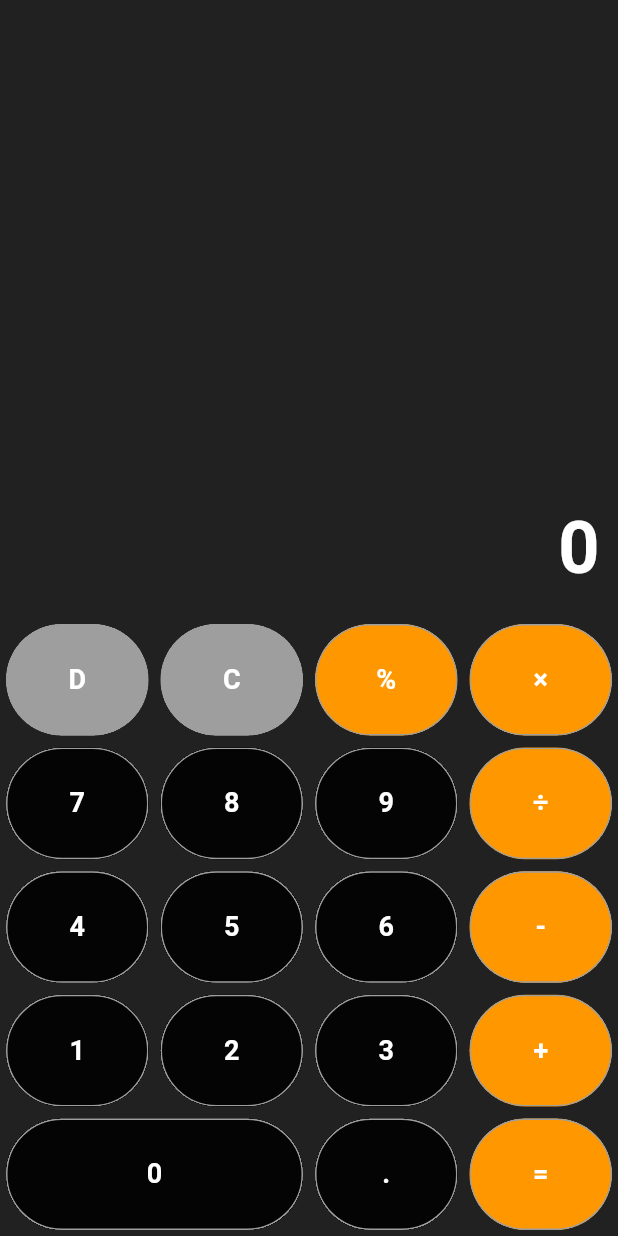
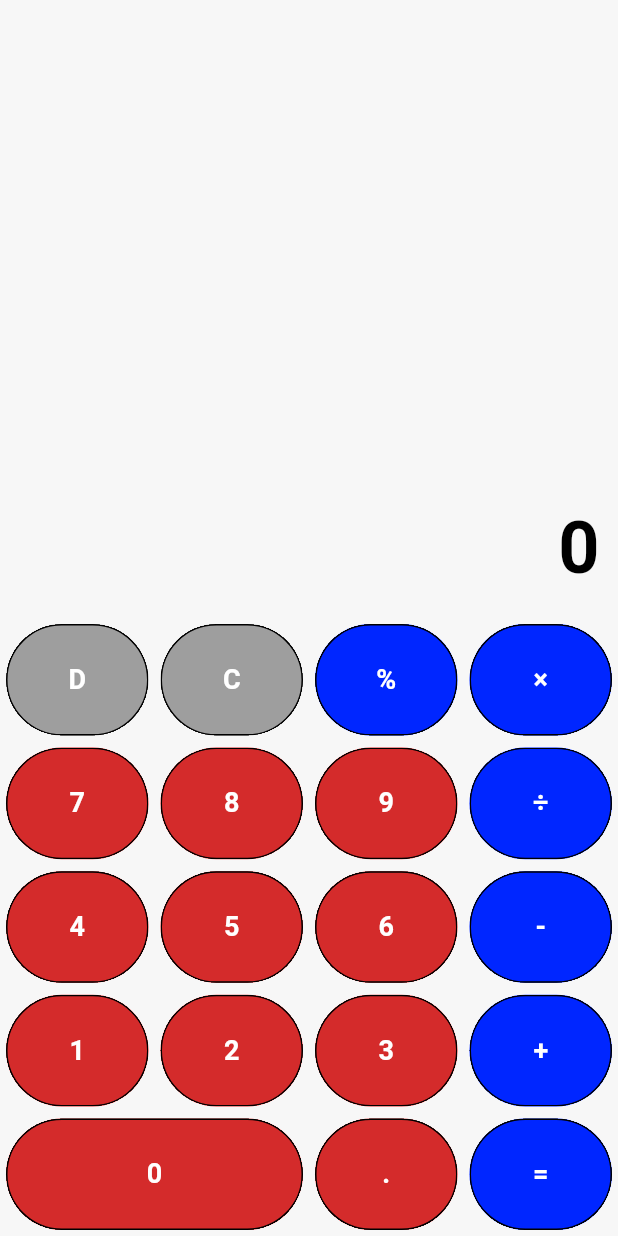
Before and after one commit to Seng-Vannun/Caculator, a Flutter app: the screen it shows after launch, on a phone screen of 412 x 824 dp. Run offline on Flutter 3.47's test engine with Material 3 defaults, Android fonts, the phone set to English and light mode, and no system bars.

Commit message:
fix some bug

```diff
--- a/lib/views/home_screen.dart
+++ b/lib/views/home_screen.dart
@@ -16,7 +16,7 @@ class _CalculatorScreenState extends State<CalculatorScreen> {
   Widget build(BuildContext context) {
     final screenSize = MediaQuery.of(context).size;
     return Scaffold(
-      backgroundColor: Colors.grey[900],
+      backgroundColor: const Color.fromARGB(255, 247, 247, 247),
       body: SafeArea(
         child: Column(children: [
           Expanded(
@@ -34,7 +34,7 @@ class _CalculatorScreenState extends State<CalculatorScreen> {
                     style: const TextStyle(
                       fontSize: 48,
                       fontWeight: FontWeight.bold,
-                      color: Colors.white,
+                      color: Color.fromARGB(255, 0, 0, 0),
                     ),
                     textAlign: TextAlign.end,
                   ),
@@ -69,7 +69,7 @@ class _CalculatorScreenState extends State<CalculatorScreen> {
         color: getBtnColor(value),
         clipBehavior: Clip.hardEdge,
         shape: OutlineInputBorder(
-          borderSide: const BorderSide(color: Colors.grey),
+          borderSide: const BorderSide(color: Color.fromARGB(255, 0, 0, 0)),
           borderRadius: BorderRadius.circular(100),
         ),
         child: InkWell(
@@ -103,7 +103,7 @@ class _CalculatorScreenState extends State<CalculatorScreen> {
     } else if (value == Btn.per) {
       convertPercentage();
       return;
-    }else if(value == Btn.calculate){
+    } else if (value == Btn.calculate) {
       calculate();
       return;
     }
@@ -211,7 +211,7 @@ class _CalculatorScreenState extends State<CalculatorScreen> {
   // method button color
   Color? getBtnColor(value) {
     return [Btn.del, Btn.clr].contains(value)
-        ? Colors.grey[500]
+        ? const Color.fromARGB(255, 158, 158, 158)
         : [
             Btn.multiply,
             Btn.calculate,
@@ -220,7 +220,7 @@ class _CalculatorScreenState extends State<CalculatorScreen> {
             Btn.subtract,
             Btn.per,
           ].contains(value)
-            ? Colors.orange
-            : Colors.black87;
+            ? const Color.fromARGB(255, 0, 38, 255)
+            : Color.fromARGB(221, 207, 12, 12);
   }
 }
```
